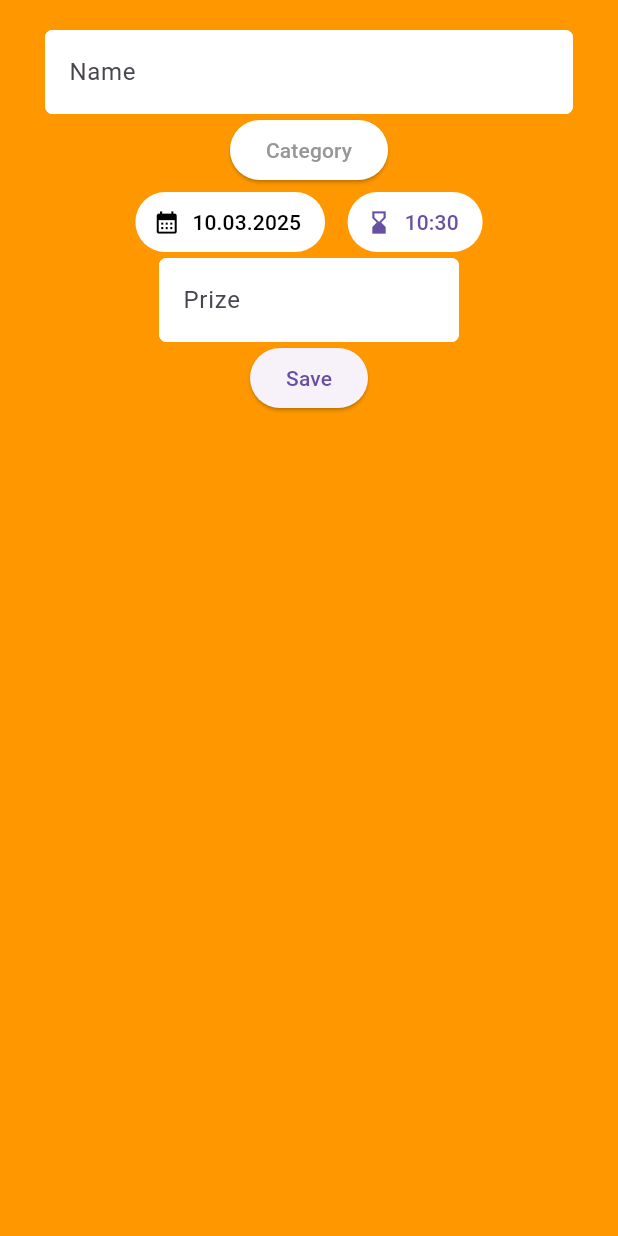
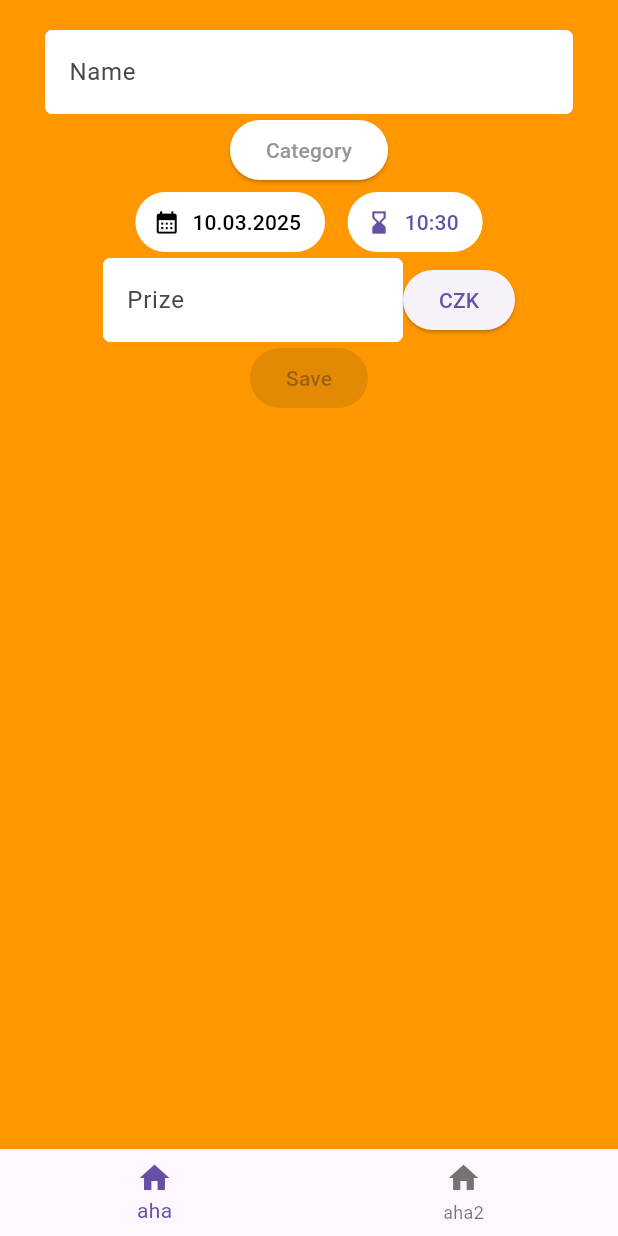
Before and after one commit to drapek9/expense_tracker, a Flutter app: the screen it shows after launch, on a phone screen of 412 x 824 dp. Run offline on Flutter 3.47's test engine with Material 3 defaults, Android fonts, the phone set to English and light mode, and no system bars; our stand-ins replace scroll_snap_list.

Commit message:
currency nastavení + name a prize text controller + příprava pro přepínací bottom + disabled a normal save button + přepínání mezi obrazovkami

```diff
--- a/lib/home/home_main.dart
+++ b/lib/home/home_main.dart
@@ -10,16 +10,27 @@ class HomeScreen extends StatefulWidget {
 }
 
 class _HomeScreenState extends State<HomeScreen> {
-
+  TextEditingController nameController = TextEditingController();
+  TextEditingController prizeController = TextEditingController();
   int? theCategory;
+  int theCurrency = 1;
   DateTime theDate = DateTime.now();
+  bool nameOk = false;
+  bool prizeOk = false;
 
 
   Map<int, String> categoryOptions = {1: "Jídlo a nápoje",2: "Doprava",3: "Zábava",4: "Zdraví a péče",5: "Oblečení a obuv",6: "Cestování a dovolená",7: "Účty a domácnost"};
+  Map<int, String> currencyOptions = {1: "CZK", 2: "EUR", 3: "USD"};
 
   void setCategoryNum(theValue){
     setState(() {
       theCategory = theValue;
+    });
+  }
+
+  void setCurrencyNum(theValue){
+    setState(() {
+      theCurrency = theValue;
     });
   }
 
@@ -35,6 +46,30 @@ class _HomeScreenState extends State<HomeScreen> {
 
   @override
   Widget build(BuildContext context) {
+    nameController.addListener((){
+      if (nameController.text.trim() != "" && !nameOk){
+        setState(() {
+          nameOk = true;
+        });
+      } else if (nameOk && nameController.text.trim() == ""){
+        setState(() {
+          nameOk = false;
+        });
+      }
+
+    });
+    prizeController.addListener((){
+      if (prizeController.text.trim() != "" && !prizeOk){
+        setState(() {
+          prizeOk = true;
+        });
+      } else if (prizeOk && prizeController.text.trim() == ""){
+        setState(() {
+          prizeOk = false;
+        });
+      }
+
+    });
     return Scaffold(
       backgroundColor: Colors.orange,
       body: SafeArea(
@@ -45,6 +80,7 @@ class _HomeScreenState extends State<HomeScreen> {
               children: [
                 TextInput(
                   theHintText: "Name",
+                  theController: nameController,
                 ),
                 ElevatedButton(
                   onPressed: (){
@@ -97,21 +133,43 @@ class _HomeScreenState extends State<HomeScreen> {
                       ))
                   ],
                 ),
+                Row(
+                  mainAxisAlignment: MainAxisAlignment.center,
+                  children: [
+                    SizedBox(
+                      width: 200,
+                      child: TextInput(
+                        theHintText: "Prize",
+                        theController: prizeController,
+                      )
+                      ),
+                    ElevatedButton(
+                      onPressed: (){
+                        showCategoryList(context, currencyOptions, setCurrencyNum, theCurrency);
+                      },
+                      child: Text(
+                        currencyOptions[theCurrency] ?? "Currency"
+                      ))
+                  ]
+                ),
 
-                SizedBox(
-                  width: 200,
-                  child: TextInput(
-                    theHintText: "Prize",
-                  )
-                  ),
                 ElevatedButton(
-                  onPressed: (){},
+                  onPressed: theCategory != null && nameOk && prizeOk ? () {
+                    print(prizeController.text);
+                    print(nameController.text);
+                  } : null,
                   child: Text(
                     "Save"
                   ))
               ],
             ),
           ))),
+      bottomNavigationBar: BottomNavigationBar(
+        items: [
+          BottomNavigationBarItem(icon: Icon(Icons.home), label: "aha"),
+          BottomNavigationBarItem(icon: Icon(Icons.home), label: "aha2"),
+        ]
+        ),
     );
   }
 }
@@ -119,12 +177,14 @@ class _HomeScreenState extends State<HomeScreen> {
 class TextInput extends StatelessWidget {
   // const TextInput({super.key});
   String? theHintText;
+  TextEditingController? theController;
 
-  TextInput({required this.theHintText});
+  TextInput({required this.theHintText, required this.theController});
 
   @override
   Widget build(BuildContext context) {
     return TextField(
+          controller: theController,
           decoration: InputDecoration(
             hintText: theHintText,
             filled: true,
--- a/lib/main.dart
+++ b/lib/main.dart
@@ -2,6 +2,7 @@ import 'package:flutter/material.dart';
 import 'package:expense_tracker/home/home_main.dart';
 import 'package:expense_tracker/spending_overview/spending_overview_main.dart';
 import 'package:expense_tracker/loading_main.dart';
+import 'package:expense_tracker/history/history_main.dart';
 
 void main(){
   runApp(const MainApp());
@@ -17,7 +18,8 @@ class MainApp extends StatelessWidget {
       routes: {
         "/loading": (context) => LoadingScreen(),
         "/home": (context) => HomeScreen(),
-        "/spending_overview": (context) => SpendingOverviewScreen()
+        "/spending_overview": (context) => SpendingOverviewScreen(),
+        "/history": (context) => HistoryScreen()
       },
     );
   }
```
Also changed, not shown: lib/history/history_main.dart (added, +15 -0 lines), 1 other file.
